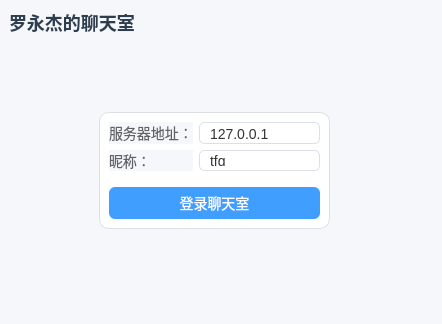
The window that ChatClient/mainwindow.ui (Rodger6666/lab4) describes before a commit, drawn with Qt 5.
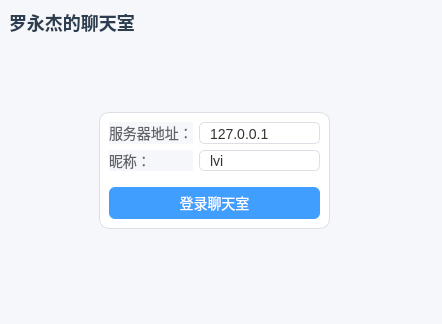
The same window after the commit. The open tabs and pages were chosen to show the change.

What changed in the file:
```diff
--- a/ChatClient/mainwindow.ui
+++ b/ChatClient/mainwindow.ui
@@ -247,7 +247,7 @@
            <item row="1" column="1">
             <widget class="QLineEdit" name="usernameEdit">
              <property name="text">
-              <string>tfg</string>
+              <string>lyj</string>
              </property>
             </widget>
            </item>
```
Left out of the diff: 2 changed lines with no effect on the pictures.
